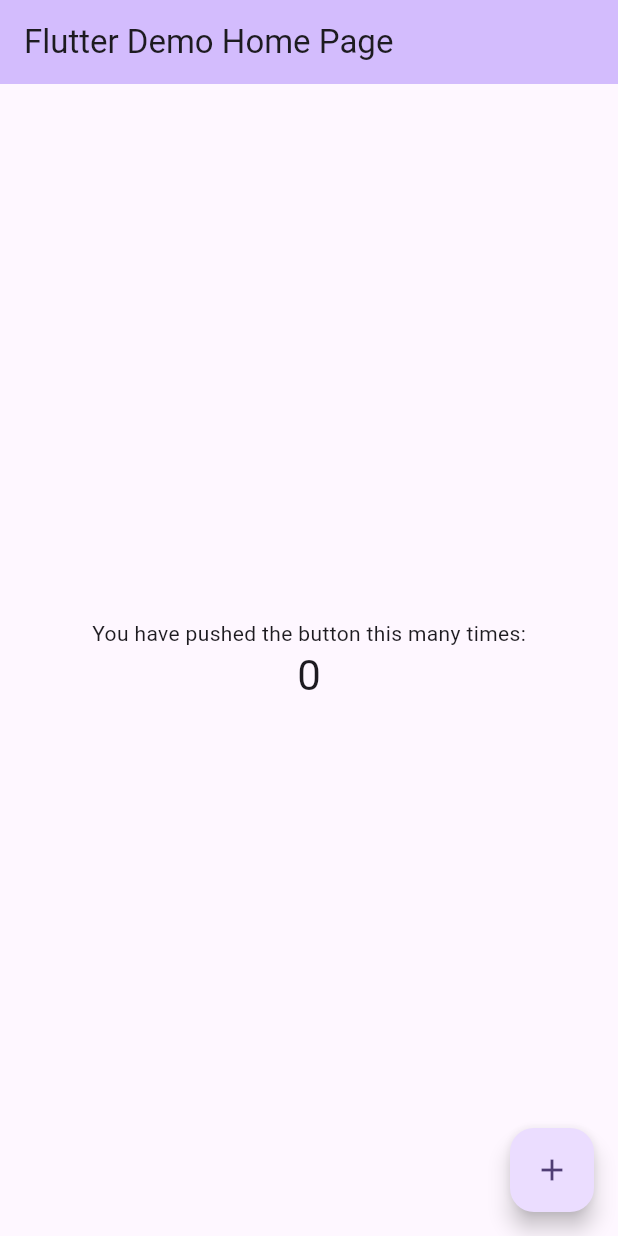
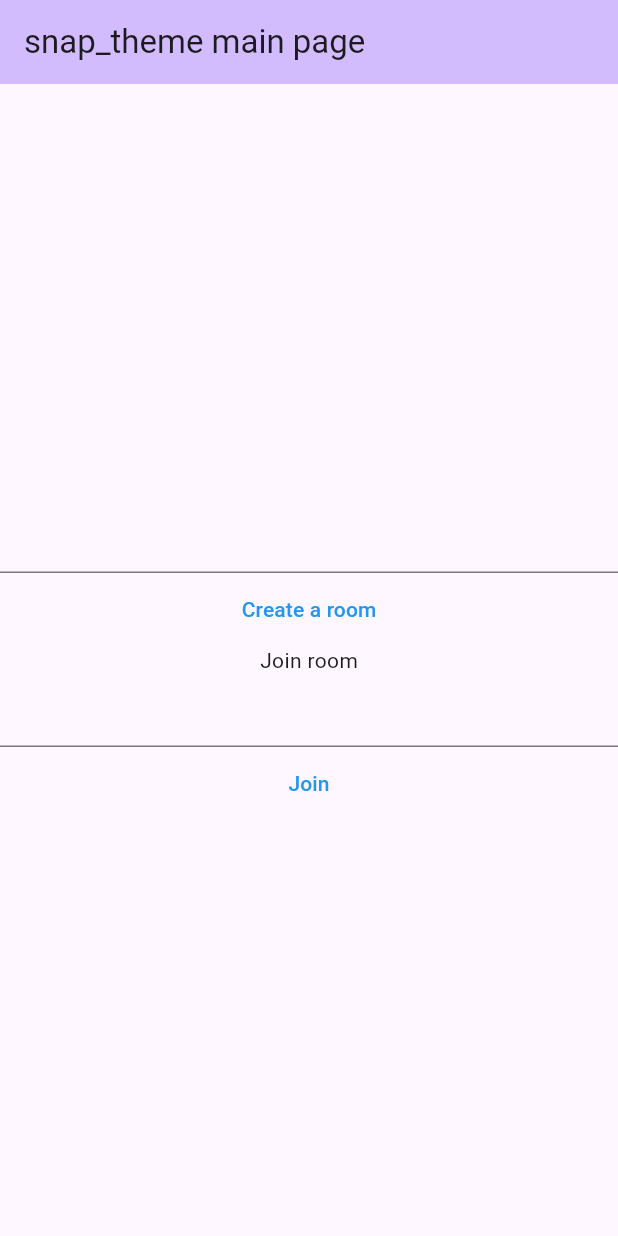
Before and after one commit to H4K33L/tp_final_flutter, a Flutter app: the screen it shows after launch, on a phone screen of 412 x 824 dp. Run offline on Flutter 3.47's test engine with Material 3 defaults, Android fonts, the phone set to English and light mode, and no system bars; our stand-ins replace flutter_riverpod.

Commit message:
ajout de la page principale et de la page de jeu avec les widget en fontion du statu courant de le partie

```diff
--- a/tp_final_fluter/lib/main.dart
+++ b/tp_final_fluter/lib/main.dart
@@ -1,4 +1,6 @@
 import 'package:flutter/material.dart';
+import 'package:tp_final_fluter/game_page.dart';
+import 'package:tp_final_fluter/not_found_page.dart';
 
 void main() {
   runApp(const MyApp());
@@ -11,41 +13,31 @@ class MyApp extends StatelessWidget {
   @override
   Widget build(BuildContext context) {
     return MaterialApp(
-      title: 'Flutter Demo',
+      title: 'snap_theme',
+      routes: {
+      '/': (context) => MyHomePage(title: 'snap_theme main page',),
+      },
+      onGenerateRoute: (settings) {
+        if (settings.name == '/game') {
+          final args = ModalRoute.of(context)!.settings.arguments as GameRouteArgumment;
+          return MaterialPageRoute(
+            builder: (context) => GamePage(id: args.id, title: 'snap_theme game page', userName: args.username,),
+          );
+        }
+        return null;
+      },
+      onUnknownRoute: (settings) {
+        return MaterialPageRoute(builder: (context) => NotFoundPage());
+      },
       theme: ThemeData(
-        // This is the theme of your application.
-        //
-        // TRY THIS: Try running your application with "flutter run". You'll see
-        // the application has a purple toolbar. Then, without quitting the app,
-        // try changing the seedColor in the colorScheme below to Colors.green
-        // and then invoke "hot reload" (save your changes or press the "hot
-        // reload" button in a Flutter-supported IDE, or press "r" if you used
-        // the command line to start the app).
-        //
-        // Notice that the counter didn't reset back to zero; the application
-        // state is not lost during the reload. To reset the state, use hot
-        // restart instead.
-        //
-        // This works for code too, not just values: Most code changes can be
-        // tested with just a hot reload.
         colorScheme: .fromSeed(seedColor: Colors.deepPurple),
       ),
-      home: const MyHomePage(title: 'Flutter Demo Home Page'),
     );
   }
 }
 
 class MyHomePage extends StatefulWidget {
   const MyHomePage({super.key, required this.title});
-
-  // This widget is the home page of your application. It is stateful, meaning
-  // that it has a State object (defined below) that contains fields that affect
-  // how it looks.
-
-  // This class is the configuration for the state. It holds the values (in this
-  // case the title) provided by the parent (in this case the App widget) and
-  // used by the build method of the State. Fields in a Widget subclass are
-  // always marked "final".
 
   final String title;
 
@@ -54,69 +46,51 @@ class MyHomePage extends StatefulWidget {
 }
 
 class _MyHomePageState extends State<MyHomePage> {
-  int _counter = 0;
-
-  void _incrementCounter() {
-    setState(() {
-      // This call to setState tells the Flutter framework that something has
-      // changed in this State, which causes it to rerun the build method below
-      // so that the display can reflect the updated values. If we changed
-      // _counter without calling setState(), then the build method would not be
-      // called again, and so nothing would appear to happen.
-      _counter++;
-    });
-  }
 
   @override
   Widget build(BuildContext context) {
-    // This method is rerun every time setState is called, for instance as done
-    // by the _incrementCounter method above.
-    //
-    // The Flutter framework has been optimized to make rerunning build methods
-    // fast, so that you can just rebuild anything that needs updating rather
-    // than having to individually change instances of widgets.
+    final roomIdControler = TextEditingController();
+    final userNameControler = TextEditingController();
+
     return Scaffold(
       appBar: AppBar(
-        // TRY THIS: Try changing the color here to a specific color (to
-        // Colors.amber, perhaps?) and trigger a hot reload to see the AppBar
-        // change color while the other colors stay the same.
         backgroundColor: Theme.of(context).colorScheme.inversePrimary,
-        // Here we take the value from the MyHomePage object that was created by
-        // the App.build method, and use it to set our appbar title.
         title: Text(widget.title),
       ),
       body: Center(
-        // Center is a layout widget. It takes a single child and positions it
-        // in the middle of the parent.
         child: Column(
-          // Column is also a layout widget. It takes a list of children and
-          // arranges them vertically. By default, it sizes itself to fit its
-          // children horizontally, and tries to be as tall as its parent.
-          //
-          // Column has various properties to control how it sizes itself and
-          // how it positions its children. Here we use mainAxisAlignment to
-          // center the children vertically; the main axis here is the vertical
-          // axis because Columns are vertical (the cross axis would be
-          // horizontal).
-          //
-          // TRY THIS: Invoke "debug painting" (choose the "Toggle Debug Paint"
-          // action in the IDE, or press "p" in the console), to see the
-          // wireframe for each widget.
           mainAxisAlignment: .center,
           children: [
-            const Text('You have pushed the button this many times:'),
-            Text(
-              '$_counter',
-              style: Theme.of(context).textTheme.headlineMedium,
+            TextField(controller: userNameControler),
+            TextButton(
+              style: ButtonStyle(
+                foregroundColor: WidgetStateProperty.all<Color>(Colors.blue),
+              ),
+              onPressed: () {
+                Navigator.pushNamed(context, '/game',arguments:  GameRouteArgumment(id: '0',username: userNameControler.value.text));
+              },
+              child: Text('Create a room'),
+            ),
+            Text('Join room'),
+            TextField(controller: roomIdControler),
+            TextButton(
+              style: ButtonStyle(
+                foregroundColor: WidgetStateProperty.all<Color>(Colors.blue),
+              ),
+              onPressed: () {
+                Navigator.pushNamed(context, '/game',arguments: GameRouteArgumment(id: roomIdControler.value.text,username: userNameControler.value.text));
+              },
+              child: Text('Join'),
             ),
           ],
         ),
       ),
-      floatingActionButton: FloatingActionButton(
-        onPressed: _incrementCounter,
-        tooltip: 'Increment',
-        child: const Icon(Icons.add),
-      ),
     );
   }
 }
+
+class GameRouteArgumment {
+  GameRouteArgumment({required this.id, required this.username });
+  final String id;
+  final String username;
+}
--- a/tp_final_fluter/pubspec.yaml
+++ b/tp_final_fluter/pubspec.yaml
@@ -34,6 +34,7 @@ dependencies:
   # The following adds the Cupertino Icons font to your application.
   # Use with the CupertinoIcons class for iOS style icons.
   cupertino_icons: ^1.0.8
+  flutter_riverpod: ^3.3.2
 
 dev_dependencies:
   flutter_test:
```
Also changed, not shown: tp_final_fluter/lib/game_page.dart (added, +79 -0 lines), tp_final_fluter/lib/game_page_widget/finished_widget.dart (added, +12 -0 lines), tp_final_fluter/lib/game_page_widget/playing_widget.dart (added, +12 -0 lines), tp_final_fluter/lib/game_page_widget/result_widjet.dart (added, +12 -0 lines), tp_final_fluter/lib/game_page_widget/starting_widget.dart (added, +13 -0 lines), tp_final_fluter/lib/game_page_widget/voting_widjet.dart (added, +12 -0 lines), tp_final_fluter/lib/game_page_widget/waiting_widget.dart (added, +13 -0 lines), tp_final_fluter/lib/not_found_page.dart (added, +19 -0 lines), tp_final_fluter/pubspec.lock.
